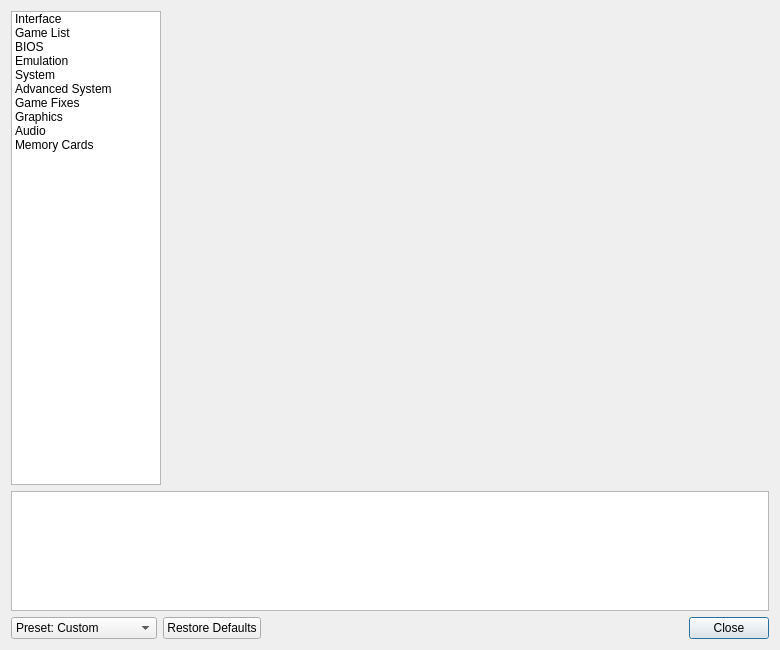
First picture: the form in pcsx2-qt/Settings/SettingsDialog.ui, repository PCSX2/pcsx2, before the edit.
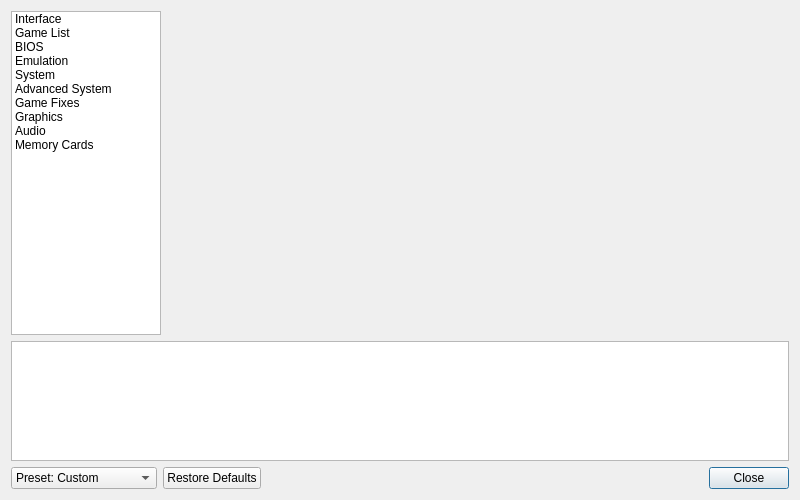
Second picture: the form after the edit. Icons and pictures are not drawn.

Commit message:
Qt: Resize Windows + Change Framerate Presets + Lower OSD time
The main window will now correctly display the full Toolbar. Interface Settings will not go out of bounds. The OSD message for cheats and patches has been changed and the overall timing of the static (not dynamic) OSD messages are now 5 seconds instead of 10 seconds which is pretty long. Tested on 1920 x 1080 + 2560 x 1080 on 125% and 150% DPI scaling.

What changed in the file:
```diff
--- a/pcsx2-qt/Settings/SettingsDialog.ui
+++ b/pcsx2-qt/Settings/SettingsDialog.ui
@@ -9,12 +9,12 @@
    <rect>
     <x>0</x>
     <y>0</y>
-    <width>780</width>
-    <height>650</height>
+    <width>800</width>
+    <height>500</height>
    </rect>
   </property>
   <property name="sizePolicy">
-   <sizepolicy hsizetype="Expanding" vsizetype="Expanding">
+   <sizepolicy hsizetype="Preferred" vsizetype="Preferred">
     <horstretch>0</horstretch>
     <verstretch>0</verstretch>
    </sizepolicy>
@@ -26,7 +26,7 @@
    <item row="0" column="0">
     <widget class="QListWidget" name="settingsCategory">
      <property name="sizePolicy">
-      <sizepolicy hsizetype="Expanding" vsizetype="Expanding">
+      <sizepolicy hsizetype="Preferred" vsizetype="Preferred">
        <horstretch>0</horstretch>
        <verstretch>0</verstretch>
       </sizepolicy>
@@ -151,7 +151,7 @@
      <property name="minimumSize">
       <size>
        <width>0</width>
-       <height>120</height>
+       <height>100</height>
       </size>
      </property>
      <property name="maximumSize">
```
The commit also changes 7 other files.
